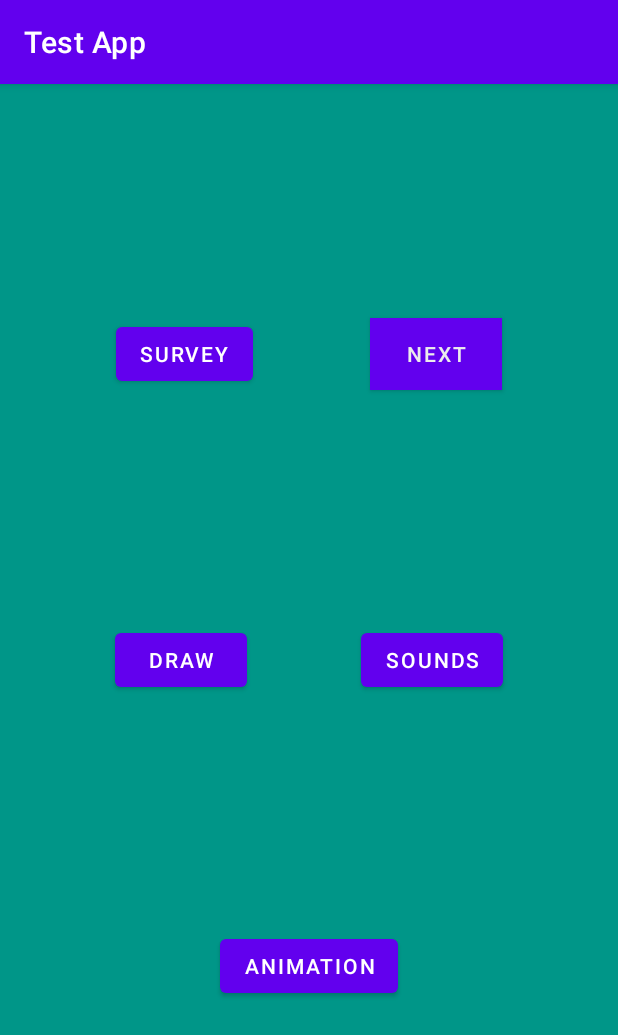
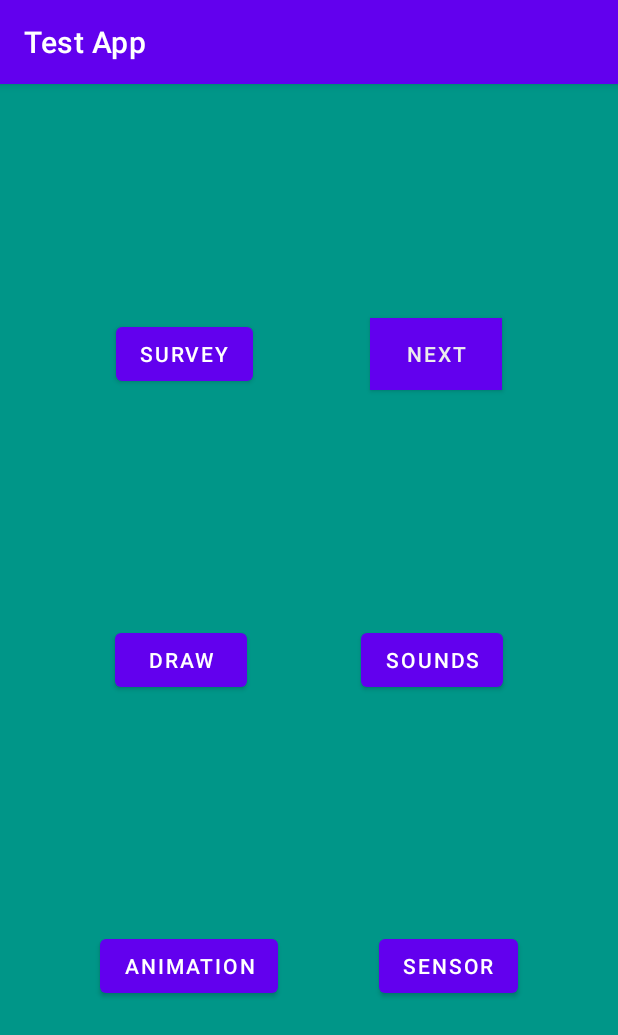
Before and after one commit to fabioqueiroz/kotlin-tutorial, an Android app: the screen it shows after launch (MainActivity), on a phone screen of 412 x 824 dp. Shown: the top 1035 px of the screen. Run offline under Robolectric (Android 15) with nearby library versions, the phone set to English and light mode, and no system bars.

Commit message:
sensor logs

```diff
--- a/app/src/main/java/com/fq/navigationtutorial/FirstBlankFragment.kt
+++ b/app/src/main/java/com/fq/navigationtutorial/FirstBlankFragment.kt
@@ -66,6 +66,10 @@ class FirstBlankFragment : Fragment() {
         binding.animationButton.setOnClickListener {
             navController.navigate(R.id.action_firstBlankFragment_to_animationFragment)
         }
+
+        binding.sensorButton.setOnClickListener {
+            navController.navigate(R.id.action_firstBlankFragment_to_sensorFragment)
+        }
     }
 
     override fun onCreateView(
--- a/app/src/main/res/layout/fragment_first_blank.xml
+++ b/app/src/main/res/layout/fragment_first_blank.xml
@@ -9,6 +9,28 @@
     tools:context=".FirstBlankFragment">
 
     <Button
+        android:id="@+id/animationButton"
+        android:layout_width="wrap_content"
+        android:layout_height="wrap_content"
+        android:text="Animation"
+        app:layout_constraintBottom_toBottomOf="parent"
+        app:layout_constraintEnd_toStartOf="@+id/sensorButton"
+        app:layout_constraintHorizontal_bias="0.5"
+        app:layout_constraintStart_toStartOf="parent"
+        app:layout_constraintTop_toBottomOf="@+id/drawButton" />
+
+    <Button
+        android:id="@+id/soundsButton"
+        android:layout_width="wrap_content"
+        android:layout_height="wrap_content"
+        android:text="Sounds"
+        app:layout_constraintBottom_toTopOf="@+id/sensorButton"
+        app:layout_constraintEnd_toEndOf="parent"
+        app:layout_constraintHorizontal_bias="0.5"
+        app:layout_constraintStart_toEndOf="@+id/drawButton"
+        app:layout_constraintTop_toBottomOf="@+id/nextButton" />
+
+    <Button
         android:id="@+id/surveyButton"
         android:layout_width="wrap_content"
         android:layout_height="wrap_content"
@@ -18,28 +40,6 @@
         app:layout_constraintHorizontal_bias="0.5"
         app:layout_constraintStart_toStartOf="parent"
         app:layout_constraintTop_toTopOf="parent" />
-
-    <Button
-        android:id="@+id/soundsButton"
-        android:layout_width="wrap_content"
-        android:layout_height="wrap_content"
-        android:text="Sounds"
-        app:layout_constraintBottom_toTopOf="@+id/animationButton"
-        app:layout_constraintEnd_toEndOf="parent"
-        app:layout_constraintHorizontal_bias="0.5"
-        app:layout_constraintStart_toEndOf="@+id/drawButton"
-        app:layout_constraintTop_toBottomOf="@+id/nextButton" />
-
-    <Button
-        android:id="@+id/drawButton"
-        android:layout_width="wrap_content"
-        android:layout_height="wrap_content"
-        android:text="Draw"
-        app:layout_constraintBottom_toTopOf="@+id/animationButton"
-        app:layout_constraintEnd_toStartOf="@+id/soundsButton"
-        app:layout_constraintHorizontal_bias="0.5"
-        app:layout_constraintStart_toStartOf="parent"
-        app:layout_constraintTop_toBottomOf="@+id/surveyButton" />
 
     <Button
         android:id="@+id/nextButton"
@@ -55,14 +55,25 @@
         app:layout_constraintTop_toTopOf="parent" />
 
     <Button
-        android:id="@+id/animationButton"
+        android:id="@+id/drawButton"
         android:layout_width="wrap_content"
         android:layout_height="wrap_content"
-        android:text="Animation"
+        android:text="Draw"
+        app:layout_constraintBottom_toTopOf="@+id/animationButton"
+        app:layout_constraintEnd_toStartOf="@+id/soundsButton"
+        app:layout_constraintHorizontal_bias="0.5"
+        app:layout_constraintStart_toStartOf="parent"
+        app:layout_constraintTop_toBottomOf="@+id/surveyButton" />
+
+    <Button
+        android:id="@+id/sensorButton"
+        android:layout_width="wrap_content"
+        android:layout_height="wrap_content"
+        android:text="Sensor"
         app:layout_constraintBottom_toBottomOf="parent"
         app:layout_constraintEnd_toEndOf="parent"
         app:layout_constraintHorizontal_bias="0.5"
-        app:layout_constraintStart_toStartOf="parent"
+        app:layout_constraintStart_toEndOf="@+id/animationButton"
         app:layout_constraintTop_toBottomOf="@+id/soundsButton" />
 
 </androidx.constraintlayout.widget.ConstraintLayout>
--- a/app/src/main/res/navigation/nav_graph.xml
+++ b/app/src/main/res/navigation/nav_graph.xml
@@ -25,6 +25,9 @@
         <action
             android:id="@+id/action_firstBlankFragment_to_animationFragment"
             app:destination="@id/animationFragment" />
+        <action
+            android:id="@+id/action_firstBlankFragment_to_sensorFragment"
+            app:destination="@id/sensorFragment" />
     </fragment>
     <fragment
         android:id="@+id/secondBlankFragment"
@@ -64,4 +67,9 @@
         android:name="com.fq.navigationtutorial.AnimationFragment"
         android:label="fragment_animation"
         tools:layout="@layout/fragment_animation" />
+    <fragment
+        android:id="@+id/sensorFragment"
+        android:name="com.fq.navigationtutorial.SensorFragment"
+        android:label="fragment_sensor"
+        tools:layout="@layout/fragment_sensor" />
 </navigation>
```
Also changed, not shown: app/src/main/java/com/fq/navigationtutorial/SensorFragment.kt (added, +100 -0 lines), app/src/main/res/layout/fragment_sensor.xml (added, +14 -0 lines).
